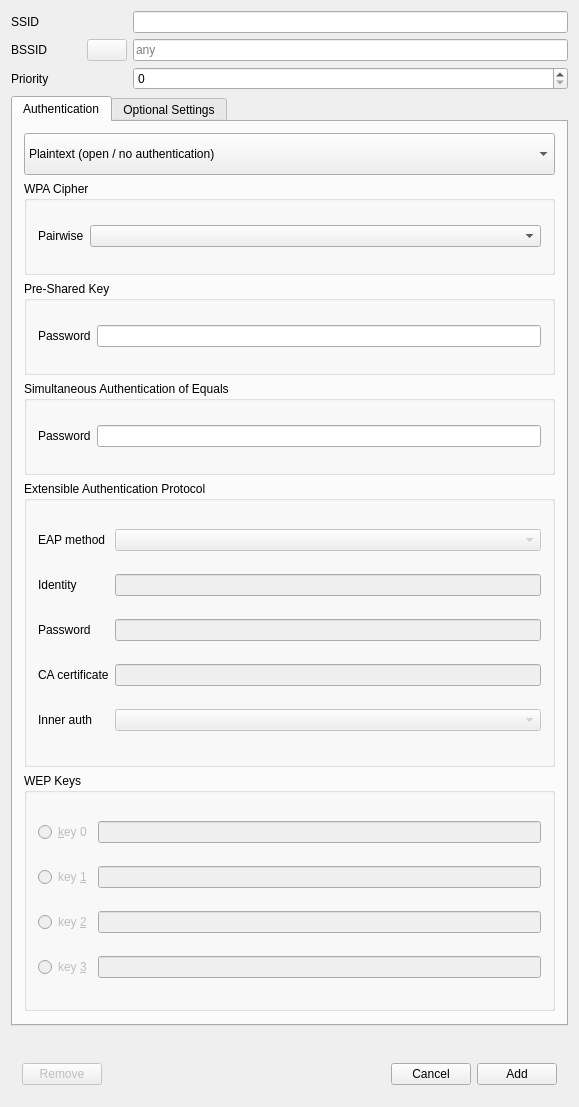
This is src/networkconfig.ui in loh-tar/wpa-cute as Qt 5 draws it before an edit. The edited form follows.
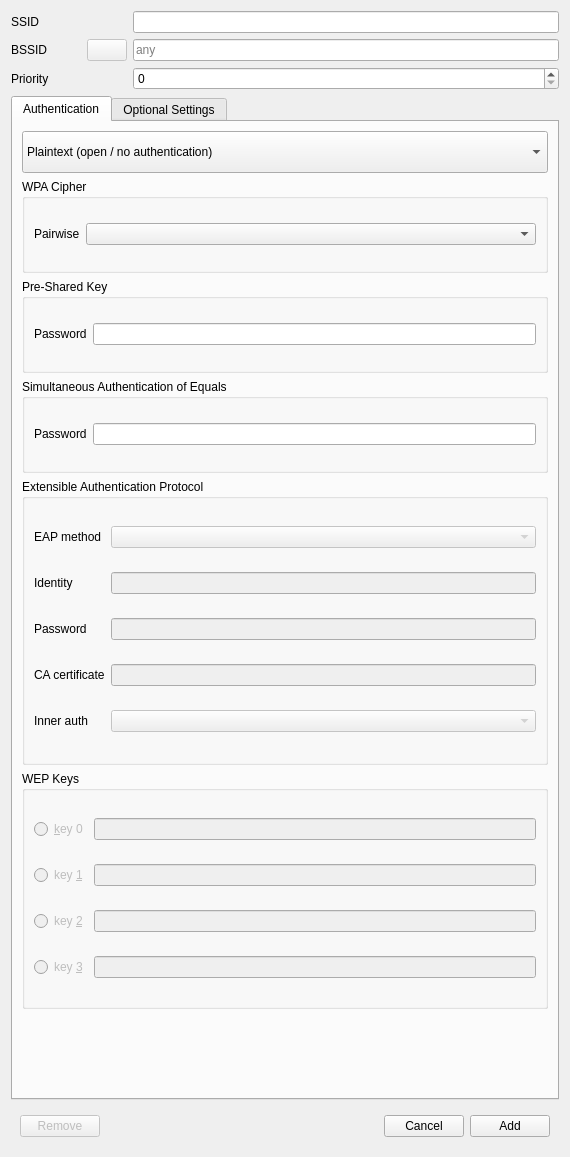
This is the edited form. Icons and pictures are not drawn.

Commit message:
Review tooltips of edit window
Try to remove redundant information while keeping extra information,
especially the name of config variables

```diff
--- a/src/networkconfig.ui
+++ b/src/networkconfig.ui
@@ -6,8 +6,8 @@
    <rect>
     <x>0</x>
     <y>0</y>
-    <width>579</width>
-    <height>1107</height>
+    <width>570</width>
+    <height>1157</height>
    </rect>
   </property>
   <property name="sizePolicy">
@@ -389,7 +389,7 @@
          <property name="sizePolicy">
           <sizepolicy hsizetype="Preferred" vsizetype="Fixed">
            <horstretch>0</horstretch>
-           <verstretch>4</verstretch>
+           <verstretch>0</verstretch>
           </sizepolicy>
          </property>
          <property name="minimumSize">
@@ -673,19 +673,6 @@
     </widget>
    </item>
    <item row="4" column="0" colspan="2">
-    <spacer name="verticalSpacer_3">
-     <property name="orientation">
-      <enum>Qt::Vertical</enum>
-     </property>
-     <property name="sizeHint" stdset="0">
-      <size>
-       <width>20</width>
-       <height>0</height>
-      </size>
-     </property>
-    </spacer>
-   </item>
-   <item row="5" column="0" colspan="2">
     <widget class="QFrame" name="frame">
      <property name="frameShape">
       <enum>QFrame::Box</enum>
@@ -742,7 +729,6 @@
    </item>
   </layout>
  </widget>
- <layoutdefault spacing="6" margin="11"/>
  <tabstops>
   <tabstop>ssidEdit</tabstop>
   <tabstop>bssidEdit</tabstop>
```
Left out of the diff: 133 changed lines with no effect on the pictures.
